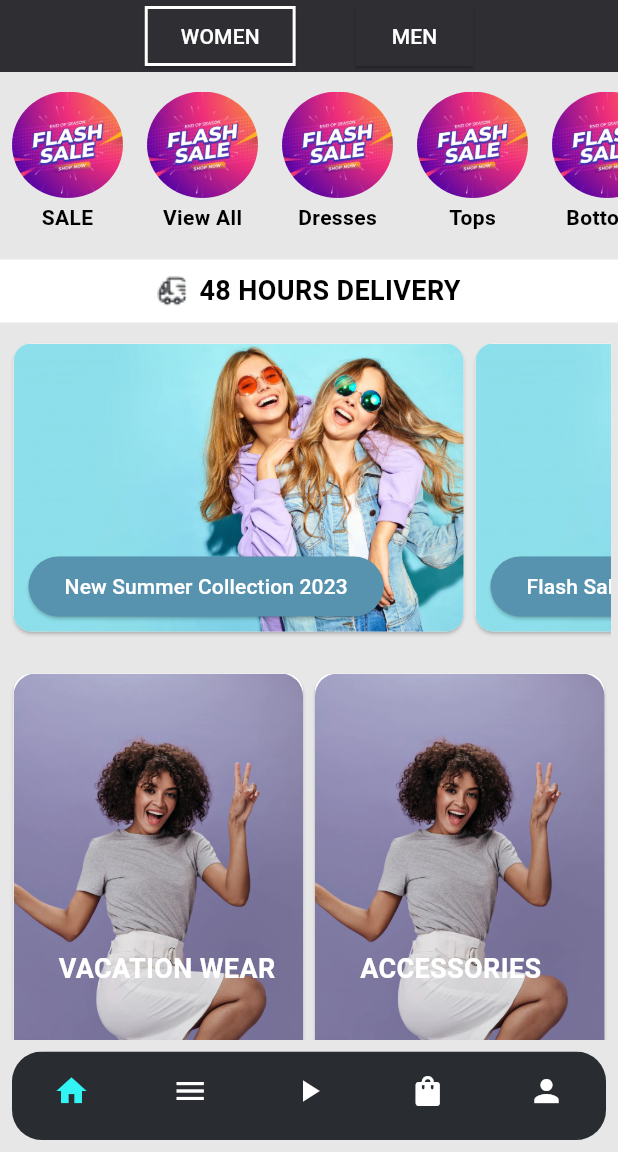
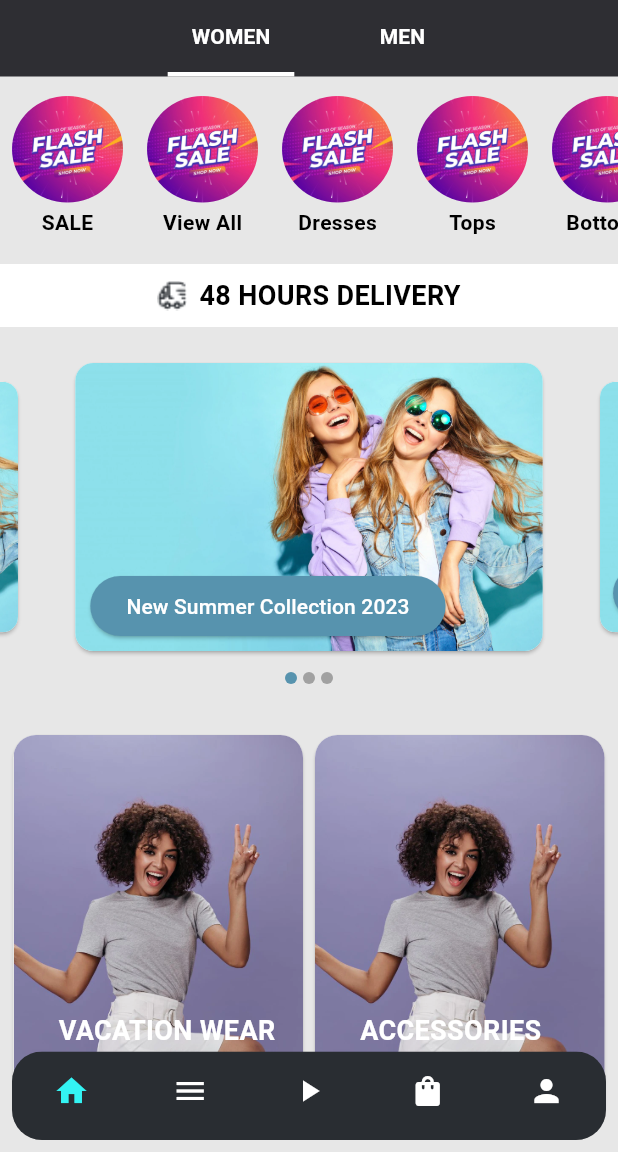
Before and after one commit to zezoamr/obelion-MOOL-flutter, a Flutter app: the screen it shows after launch, after a tap on an icon or button, on a phone screen of 412 x 824 dp, the part 84-1236 px from its top. Run offline on Flutter 3.47's test engine with Material 3 defaults, Android fonts, the phone set to English and light mode, and no system bars; drawn by our look-alikes of carousel_slider; our stand-ins replace flutter_svg.

Commit message:
(feat) home screen bottomnavbar transparent bg, carouselslider, (refactor) extract some widgets

```diff
--- /dev/null
+++ b/flutter_mool/lib/data/SectionItem.dart
@@ -0,0 +1,15 @@
+class SectionItem {
+  final String title;
+  final String price;
+  final String imageAsset;
+  final int? discountPercentage;
+  final String? originalPrice;
+
+  SectionItem({
+    required this.title,
+    required this.price,
+    required this.imageAsset,
+    this.discountPercentage,
+    this.originalPrice,
+  });
+}
--- a/flutter_mool/lib/screens/home_screen.dart
+++ b/flutter_mool/lib/screens/home_screen.dart
@@ -1,5 +1,12 @@
 import 'package:flutter/material.dart';
+import 'package:flutter_mool/data/SectionItem.dart';
 import 'package:flutter_mool/widgets/custom_bottomnavbar.dart';
+import 'package:carousel_slider/carousel_slider.dart';
+
+import '../widgets/delivery_banner.dart';
+import '../widgets/discount_banner.dart';
+import '../widgets/new_section.dart';
+import '../widgets/top_brands_grid.dart';
 
 class HomeScreen extends StatefulWidget {
   @override
@@ -34,14 +41,16 @@ class _HomeScreenState extends State<HomeScreen> {
               onPressed: () {}),
         ],
       ),
-      body: CustomScrollView(
+      body: Stack(
+        children: [
+          CustomScrollView(
             slivers: [
               SliverToBoxAdapter(child: CategoryToggle()),
               SliverToBoxAdapter(child: SizedBox(height: 5)),
               SliverToBoxAdapter(child: CategoryCards()),
               SliverToBoxAdapter(child: SizedBox(height: 10)),
               SliverToBoxAdapter(child: DeliveryBanner()),
-          SliverToBoxAdapter(child: SizedBox(height: 10)),
+              SliverToBoxAdapter(child: SizedBox(height: 20)),
               SliverToBoxAdapter(child: HorizontalScrollCards()),
               SliverToBoxAdapter(child: SizedBox(height: 20)),
               SliverToBoxAdapter(child: TwoCardsGrid()),
@@ -106,9 +115,25 @@ class _HomeScreenState extends State<HomeScreen> {
               SliverToBoxAdapter(child: SizedBox(height: 40)),
             ],
           ),
-      bottomNavigationBar: CustomBottomNavBar(
-        currentIndex: _selectedIndex,
-        onTap: _onItemTapped,
+          Positioned(
+            bottom: 0,
+            left: 0,
+            right: 0,
+            child: CustomBottomNavBar(
+              currentIndex: 0,
+              onTap: (index) {
+                // switch (index) {
+                //   case 1:
+                //     Navigator.push(
+                //         context,
+                //         MaterialPageRoute(
+                //             builder: (context) => CategoriesScreen()));
+                //     break;
+                // }
+              },
+            ),
+          ),
+        ],
       ),
     );
   }
@@ -129,44 +154,44 @@ class _CategoryToggleState extends State<CategoryToggle> {
       child: Row(
         mainAxisAlignment: MainAxisAlignment.center,
         children: [
-          ElevatedButton(
-            child: Text('WOMEN', style: TextStyle(color: Colors.white)),
-            style: ElevatedButton.styleFrom(
-              backgroundColor: const Color.fromARGB(255, 46, 46, 51),
-              shape: RoundedRectangleBorder(
-                borderRadius: BorderRadius.zero,
-                side: BorderSide(
-                  color: isWomenSelected ? Colors.white : Colors.transparent,
-                  width: 2,
+          _buildButton('WOMEN', isWomenSelected, () {
+            setState(() => isWomenSelected = true);
+          }),
+          SizedBox(width: 40),
+          _buildButton('MEN', !isWomenSelected, () {
+            setState(() => isWomenSelected = false);
+          }),
+        ],
+      ),
+    );
+  }
+
+  Widget _buildButton(String text, bool isSelected, VoidCallback onPressed) {
+    return Container(
+      decoration: BoxDecoration(
+        border: Border(
+          bottom: BorderSide(
+            color: isSelected ? Colors.white : Colors.transparent,
+            width: 3,
           ),
         ),
       ),
-            onPressed: () {
-              setState(() {
-                isWomenSelected = true;
-              });
-            },
+      child: TextButton(
+        child: Text(
+          text,
+          style: TextStyle(
+            color: Colors.white,
+            fontWeight: FontWeight.bold,
           ),
-          SizedBox(width: 40),
-          ElevatedButton(
-            child: Text('MEN', style: TextStyle(color: Colors.white)),
-            style: ElevatedButton.styleFrom(
-              backgroundColor: const Color.fromARGB(255, 46, 46, 51),
+        ),
+        style: TextButton.styleFrom(
+          backgroundColor: Colors.transparent,
+          padding: EdgeInsets.symmetric(horizontal: 16, vertical: 8),
           shape: RoundedRectangleBorder(
             borderRadius: BorderRadius.zero,
-                side: BorderSide(
-                  color: !isWomenSelected ? Colors.white : Colors.transparent,
-                  width: 2,
           ),
         ),
-            ),
-            onPressed: () {
-              setState(() {
-                isWomenSelected = false;
-              });
-            },
-          ),
-        ],
+        onPressed: onPressed,
       ),
     );
   }
@@ -224,20 +249,66 @@ class CategoryCards extends StatelessWidget {
   }
 }
 
-class HorizontalScrollCards extends StatelessWidget {
+class HorizontalScrollCards extends StatefulWidget {
+  @override
+  _HorizontalScrollCardsState createState() => _HorizontalScrollCardsState();
+}
+
+class _HorizontalScrollCardsState extends State<HorizontalScrollCards> {
+  int _currentIndex = 0;
+
   @override
   Widget build(BuildContext context) {
-    return Container(
+    return Column(
+      children: [
+        CarouselSlider(
+          options: CarouselOptions(
             height: 200,
-      padding: EdgeInsets.symmetric(horizontal: 5),
-      child: ListView(
-        scrollDirection: Axis.horizontal,
-        children: [
+            autoPlay: true,
+            autoPlayInterval: Duration(seconds: 4),
+            autoPlayAnimationDuration: Duration(milliseconds: 400),
+            autoPlayCurve: Curves.easeIn,
+            enlargeCenterPage: true,
+            enableInfiniteScroll: true,
+            onPageChanged: (index, reason) {
+              setState(() {
+                _currentIndex = index;
+              });
+            },
+          ),
+          items: [
             _buildCard('New Summer Collection 2023'),
             _buildCard('Flash Sale'),
             _buildCard('Trending Now'),
+          ].map((card) {
+            return Builder(
+              builder: (BuildContext context) {
+                return Container(
+                  width: MediaQuery.of(context).size.width,
+                  margin: EdgeInsets.symmetric(horizontal: 5.0),
+                  child: card,
+                );
+              },
+            );
+          }).toList(),
+        ),
+        Row(
+          mainAxisAlignment: MainAxisAlignment.center,
+          children: [0, 1, 2].map((index) {
+            return Container(
+              width: 8.0,
+              height: 8.0,
+              margin: EdgeInsets.symmetric(vertical: 10.0, horizontal: 2.0),
+              decoration: BoxDecoration(
+                shape: BoxShape.circle,
+                color: _currentIndex == index
+                    ? Color.fromARGB(255, 87, 147, 174)
+                    : Color.fromARGB(255, 161, 161, 161),
+              ),
+            );
+          }).toList(),
+        ),
       ],
-      ),
     );
   }
 
@@ -252,7 +323,8 @@ class HorizontalScrollCards extends StatelessWidget {
             ClipRRect(
               child:
                   Image.asset('assets/images/home/14.png', fit: BoxFit.cover),
-                borderRadius: BorderRadius.circular(12)),
+              borderRadius: BorderRadius.circular(12),
+            ),
             Positioned(
               bottom: 10,
               left: 10,
@@ -278,8 +350,12 @@ class HorizontalScrollCards extends StatelessWidget {
 class TwoCardsGrid extends StatelessWidget {
   @override
   Widget build(BuildContext context) {
+    // Get the height of the viewport
+    double viewportHeight = MediaQuery.of(context).size.height;
+
     return Container(
-      height: 350,
+      height: viewportHeight * 0.35,
+      // height: 270,
       child: GridView.count(
         crossAxisCount: 2,
         childAspectRatio: 0.75,
@@ -296,19 +372,25 @@ class TwoCardsGrid extends StatelessWidget {
   Widget _buildCard(String title) {
     return Card(
       color: Colors.white,
+      shape: RoundedRectangleBorder(
+        borderRadius: BorderRadius.circular(15.0),
+      ),
       child: Stack(
         fit: StackFit.expand,
         children: [
           ClipRRect(
             borderRadius: BorderRadius.circular(15.0),
-            child: Image.asset('assets/images/home/13.png', fit: BoxFit.cover),
+            child: AspectRatio(
+              aspectRatio: 0.75, // Maintain the aspect ratio
+              child:
+                  Image.asset('assets/images/home/13.png', fit: BoxFit.cover),
+            ),
           ),
           Positioned(
             bottom: 30,
             left: 10,
             child: Container(
               padding: const EdgeInsets.all(20.0),
-              // color: Colors.black.withOpacity(0.5),
               child: Text(
                 title,
                 style: TextStyle(
@@ -324,278 +406,3 @@ class TwoCardsGrid extends StatelessWidget {
     );
   }
 }
-
-class TopBrandsGrid extends StatelessWidget {
-  final List<String> brands = [
-    'CHANEL',
-    'ZARA',
-    'adidas',
-    'Levi\'s',
-    'NIKE',
-    'LOFT',
-    'DIOR',
-    'H&M',
-  ];
-
-  @override
-  Widget build(BuildContext context) {
-    return Container(
-      padding: EdgeInsets.all(8),
-      color: const Color.fromARGB(204, 241, 236, 184),
-      child: Column(
-        crossAxisAlignment: CrossAxisAlignment.start,
-        children: [
-          Text('Top Brands',
-              style: TextStyle(color: Colors.black, fontSize: 18)),
-          GridView.builder(
-            shrinkWrap: true,
-            physics: NeverScrollableScrollPhysics(),
-            gridDelegate: SliverGridDelegateWithFixedCrossAxisCount(
-              crossAxisCount: 4,
-              childAspectRatio: 1,
-            ),
-            itemCount: brands.length,
-            itemBuilder: (context, index) {
-              return Card(
-                color: Colors.white,
-                child: Center(
-                  child: Image.asset('assets/images/home/12.jpg',
-                      fit: BoxFit.cover),
-                ),
-              );
-            },
-          ),
-        ],
-      ),
-    );
-  }
-}
-
-class NewSection extends StatelessWidget {
-  final String label;
-  final List<SectionItem> items;
-
-  NewSection({required this.label, required this.items});
-
-  @override
-  Widget build(BuildContext context) {
-    return Column(
-      crossAxisAlignment: CrossAxisAlignment.start,
-      children: [
-        Padding(
-          padding: const EdgeInsets.symmetric(horizontal: 16.0, vertical: 8.0),
-          child: Row(
-            mainAxisAlignment: MainAxisAlignment.spaceBetween,
-            children: [
-              Text(
-                label,
-                style: TextStyle(fontSize: 18, fontWeight: FontWeight.bold),
-              ),
-              TextButton(
-                onPressed: () {},
-                child: Text(
-                  'See All >',
-                  style: TextStyle(
-                    fontSize: 18,
-                    color: const Color.fromARGB(255, 130, 130, 130),
-                  ),
-                ),
-              ),
-            ],
-          ),
-        ),
-        SizedBox(
-          height: 350,
-          child: ListView.builder(
-            scrollDirection: Axis.horizontal,
-            itemCount: items.length,
-            itemBuilder: (context, index) => _buildNewItem(items[index]),
-          ),
-        ),
-      ],
-    );
-  }
-
-  Widget _buildNewItem(SectionItem item) {
-    return Container(
-      width: 200,
-      margin: EdgeInsets.only(left: 16),
-      child: Column(
-        crossAxisAlignment: CrossAxisAlignment.start,
-        children: [
-          Expanded(
-            child: Stack(
-              fit: StackFit.expand,
-              children: [
-                ClipRRect(
-                  borderRadius: BorderRadius.circular(12),
-                  child: Image.asset(
-                    item.imageAsset,
-                    fit: BoxFit.cover,
-                  ),
-                ),
-                Positioned(
-                  top: 8,
-                  right: 8,
-                  child: Container(
-                    decoration: BoxDecoration(
-                      color: Colors.white,
-                      shape: BoxShape.circle,
-                    ),
-                    child: IconButton(
-                      icon: Icon(Icons.favorite_border, color: Colors.black),
-                      onPressed: () {},
-                    ),
-                  ),
-                ),
-                if (item.discountPercentage != null)
-                  Positioned(
-                    top: 8,
-                    left: 0,
-                    child: Container(
-                      width: 50,
-                      padding: EdgeInsets.only(left: 10, top: 4, bottom: 4),
-                      decoration: BoxDecoration(
-                        color: Colors.red,
-                      ),
-                      child: Text(
-                        '${item.discountPercentage}%',
-                        style: TextStyle(
-                            color: Colors.white, fontWeight: FontWeight.bold),
-                      ),
-                    ),
-                  ),
-              ],
-            ),
-          ),
-          SizedBox(height: 8),
-          Text(item.title, style: TextStyle(fontSize: 16)),
-          SizedBox(height: 4),
-          Row(
-            mainAxisAlignment: MainAxisAlignment.spaceBetween,
-            children: [
-              Expanded(
-                child: Row(
-                  crossAxisAlignment: CrossAxisAlignment.center,
-                  children: [
-                    if (item.originalPrice != null)
-                      Text(
-                        item.originalPrice!,
-                        style: TextStyle(
-                          decoration: TextDecoration.lineThrough,
-                          fontSize: 12,
-                        ),
-                      ),
-                    SizedBox(width: 5),
-                    Text(item.price,
-                        style: TextStyle(fontWeight: FontWeight.bold)),
-                  ],
-                ),
-              ),
-              Container(
-                decoration: BoxDecoration(
-                  color: Colors.black,
-                  borderRadius: BorderRadius.only(
-                    topLeft: Radius.circular(15),
-                    bottomRight: Radius.circular(15),
-                  ),
-                ),
-                child: IconButton(
-                  icon: Icon(Icons.add, color: Colors.white),
-                  onPressed: () {},
-                ),
-              ),
-            ],
-          ),
-        ],
-      ),
-    );
-  }
-}
-
-class DiscountBanner extends StatelessWidget {
-  @override
-  Widget build(BuildContext context) {
-    return Container(
-      padding: EdgeInsets.symmetric(vertical: 8, horizontal: 16),
-      color: Colors.black,
-      child: Row(
-        mainAxisAlignment: MainAxisAlignment.center,
-        children: [
-          Text(
-            'Get up to 15% off with code : ',
-            style: TextStyle(
-              color: Colors.white,
-              fontSize: 18,
-            ),
-          ),
-          Container(
-            padding: EdgeInsets.symmetric(horizontal: 8, vertical: 4),
-            decoration: BoxDecoration(
-              border: Border.all(color: Colors.white),
-              borderRadius: BorderRadius.circular(4),
-            ),
-            child: Text(
-              'GET15',
-              style: TextStyle(
-                color: Colors.white,
-                fontWeight: FontWeight.bold,
-                fontSize: 18,
-              ),
-            ),
-          ),
-        ],
-      ),
-    );
-  }
-}
-
-class DeliveryBanner extends StatelessWidget {
-  @override
-  Widget build(BuildContext context) {
-    return Container(
-      padding: EdgeInsets.symmetric(vertical: 8, horizontal: 16),
-      color: Colors.white,
-      child: Row(
-        mainAxisAlignment: MainAxisAlignment.center,
-        children: [
-          Container(
-            width: 20,
-            height: 20,
-            // padding: EdgeInsets.symmetric(horizontal: 8, vertical: 4),
-
-            child: Image.asset(
-              'assets/images/home/truck.png',
-              fit: BoxFit.cover,
-            ),
-          ),
-          SizedBox(width: 8),
-          Text(
-            '48 HOURS DELIVERY',
-            style: TextStyle(
-              color: Colors.black,
-              fontWeight: FontWeight.bold,
-              fontSize: 18,
-            ),
-          ),
-        ],
-      ),
-    );
-  }
-}
-
-class SectionItem {
-  final String title;
-  final String price;
-  final String imageAsset;
-  final int? discountPercentage;
-  final String? originalPrice;
-
-  SectionItem({
-    required this.title,
-    required this.price,
-    required this.imageAsset,
-    this.discountPercentage,
-    this.originalPrice,
-  });
-}
--- /dev/null
+++ b/flutter_mool/lib/widgets/buildNewCardItem.dart
@@ -0,0 +1,98 @@
+import 'package:flutter/material.dart';
+import 'package:flutter_mool/data/SectionItem.dart';
+
+Widget buildNewCardItem(SectionItem item) {
+  return Container(
+    width: 220,
+    margin: EdgeInsets.symmetric(horizontal: 7),
+    child: Column(
+      crossAxisAlignment: CrossAxisAlignment.start,
+      children: [
+        Expanded(
+          child: Stack(
+            fit: StackFit.expand,
+            children: [
+              ClipRRect(
+                borderRadius: BorderRadius.circular(12),
+                child: Image.asset(
+                  item.imageAsset,
+                  fit: BoxFit.cover,
+                ),
+              ),
+              Positioned(
+                top: 8,
+                right: 8,
+                child: Container(
+                  decoration: BoxDecoration(
+                    color: Colors.white,
+                    shape: BoxShape.circle,
+                  ),
+                  child: IconButton(
+                    icon: Icon(Icons.favorite_border, color: Colors.black),
+                    onPressed: () {},
+                  ),
+                ),
+              ),
+              if (item.discountPercentage != null)
+                Positioned(
+                  top: 8,
+                  left: 0,
+                  child: Container(
+                    width: 50,
+                    padding: EdgeInsets.only(left: 10, top: 4, bottom: 4),
+                    decoration: BoxDecoration(
+                      color: Colors.red,
+                    ),
+                    child: Text(
+                      '${item.discountPercentage}%',
+                      style: TextStyle(
+                          color: Colors.white, fontWeight: FontWeight.bold),
+                    ),
+                  ),
+                ),
+            ],
+          ),
+        ),
+        SizedBox(height: 8),
+        Text(item.title, style: TextStyle(fontSize: 16)),
+        SizedBox(height: 4),
+        Row(
+          mainAxisAlignment: MainAxisAlignment.spaceBetween,
+          children: [
+            Expanded(
+              child: Row(
+                crossAxisAlignment: CrossAxisAlignment.center,
+                children: [
+                  if (item.originalPrice != null)
+                    Text(
+                      item.originalPrice!,
+                      style: TextStyle(
+                        decoration: TextDecoration.lineThrough,
+                        fontSize: 12,
+                      ),
+                    ),
+                  SizedBox(width: 5),
+                  Text(item.price,
+                      style: TextStyle(fontWeight: FontWeight.bold)),
+                ],
+              ),
+            ),
+            Container(
+              decoration: BoxDecoration(
+                color: Colors.black,
+                borderRadius: BorderRadius.only(
+                  topLeft: Radius.circular(15),
+                  bottomRight: Radius.circular(15),
+                ),
+              ),
+              child: IconButton(
+                icon: Icon(Icons.add, color: Colors.white),
+                onPressed: () {},
+              ),
+            ),
+          ],
+        ),
+      ],
+    ),
+  );
+}
--- /dev/null
+++ b/flutter_mool/lib/widgets/delivery_banner.dart
@@ -0,0 +1,35 @@
+import 'package:flutter/material.dart';
+
+class DeliveryBanner extends StatelessWidget {
+  @override
+  Widget build(BuildContext context) {
+    return Container(
+      padding: EdgeInsets.symmetric(vertical: 8, horizontal: 16),
+      color: Colors.white,
+      child: Row(
+        mainAxisAlignment: MainAxisAlignment.center,
+        children: [
+          Container(
+            width: 20,
+            height: 20,
+            // padding: EdgeInsets.symmetric(horizontal: 8, vertical: 4),
+
+            child: Image.asset(
+              'assets/images/home/truck.png',
+              fit: BoxFit.cover,
+            ),
+          ),
+          SizedBox(width: 8),
+          Text(
+            '48 HOURS DELIVERY',
+            style: TextStyle(
+              color: Colors.black,
+              fontWeight: FontWeight.bold,
+              fontSize: 18,
+            ),
+          ),
+        ],
+      ),
+    );
+  }
+}
--- /dev/null
+++ b/flutter_mool/lib/widgets/discount_banner.dart
@@ -0,0 +1,38 @@
+import 'package:flutter/material.dart';
+
+class DiscountBanner extends StatelessWidget {
+  @override
+  Widget build(BuildContext context) {
+    return Container(
+      padding: EdgeInsets.symmetric(vertical: 8, horizontal: 16),
+      color: Colors.black,
+      child: Row(
+        mainAxisAlignment: MainAxisAlignment.center,
+        children: [
+          Text(
+            'Get up to 15% off with code : ',
+            style: TextStyle(
+              color: Colors.white,
+              fontSize: 18,
+            ),
+          ),
+          Container(
+            padding: EdgeInsets.symmetric(horizontal: 8, vertical: 4),
+            decoration: BoxDecoration(
+              border: Border.all(color: Colors.white),
+              borderRadius: BorderRadius.circular(4),
+            ),
+            child: Text(
+              'GET15',
+              style: TextStyle(
+                color: Colors.white,
+                fontWeight: FontWeight.bold,
+                fontSize: 18,
+              ),
+            ),
+          ),
+        ],
+      ),
+    );
+  }
+}
--- /dev/null
+++ b/flutter_mool/lib/widgets/new_section.dart
@@ -0,0 +1,55 @@
+import 'package:flutter/material.dart';
+import 'package:flutter_mool/data/SectionItem.dart';
+// import 'package:flutter_mool/screens/mylist_screen.dart';
+import 'package:flutter_mool/widgets/buildNewCardItem.dart';
+
+class NewSection extends StatelessWidget {
+  final String label;
+  final List<SectionItem> items;
+
+  NewSection({required this.label, required this.items});
+
+  @override
+  Widget build(BuildContext context) {
+    return Column(
+      crossAxisAlignment: CrossAxisAlignment.start,
+      children: [
+        Padding(
+          padding: const EdgeInsets.symmetric(horizontal: 16.0, vertical: 8.0),
+          child: Row(
+            mainAxisAlignment: MainAxisAlignment.spaceBetween,
+            children: [
+              Text(
+                label,
+                style: TextStyle(fontSize: 18, fontWeight: FontWeight.bold),
+              ),
+              TextButton(
+                onPressed: () {
+                  // Navigator.push(
+                  //   context,
+                  //   MaterialPageRoute(builder: (context) => MylistScreen()),
+                  // );
+                },
+                child: Text(
+                  'See All >',
+                  style: TextStyle(
+                    fontSize: 18,
+                    color: const Color.fromARGB(255, 130, 130, 130),
+                  ),
+                ),
+              ),
+            ],
+          ),
+        ),
+        SizedBox(
+          height: 350,
+          child: ListView.builder(
+            scrollDirection: Axis.horizontal,
+            itemCount: items.length,
+            itemBuilder: (context, index) => buildNewCardItem(items[index]),
+          ),
+        ),
+      ],
+    );
+  }
+}
--- /dev/null
+++ b/flutter_mool/lib/widgets/top_brands_grid.dart
@@ -0,0 +1,47 @@
+import 'package:flutter/material.dart';
+
+class TopBrandsGrid extends StatelessWidget {
+  final List<String> brands = [
+    'CHANEL',
+    'ZARA',
+    'adidas',
+    'Levi\'s',
+    'NIKE',
+    'LOFT',
+    'DIOR',
+    'H&M',
+  ];
+
+  @override
+  Widget build(BuildContext context) {
+    return Container(
+      padding: EdgeInsets.all(8),
+      color: const Color.fromARGB(204, 241, 236, 184),
+      child: Column(
+        crossAxisAlignment: CrossAxisAlignment.start,
+        children: [
+          Text('Top Brands',
+              style: TextStyle(color: Colors.black, fontSize: 18)),
+          GridView.builder(
+            shrinkWrap: true,
+            physics: NeverScrollableScrollPhysics(),
+            gridDelegate: SliverGridDelegateWithFixedCrossAxisCount(
+              crossAxisCount: 4,
+              childAspectRatio: 1,
+            ),
+            itemCount: brands.length,
+            itemBuilder: (context, index) {
+              return Card(
+                color: Colors.white,
+                child: Center(
+                  child: Image.asset('assets/images/home/12.jpg',
+                      fit: BoxFit.cover),
+                ),
+              );
+            },
+          ),
+        ],
+      ),
+    );
+  }
+}
--- a/flutter_mool/pubspec.yaml
+++ b/flutter_mool/pubspec.yaml
@@ -7,6 +7,7 @@ environment:
   sdk: ^3.5.0
 
 dependencies:
+  carousel_slider: ^5.0.0
   flutter:
     sdk: flutter
   flutter_svg: ^2.0.10+1
```
Lines whose indentation alone changed are shown as unchanged.
